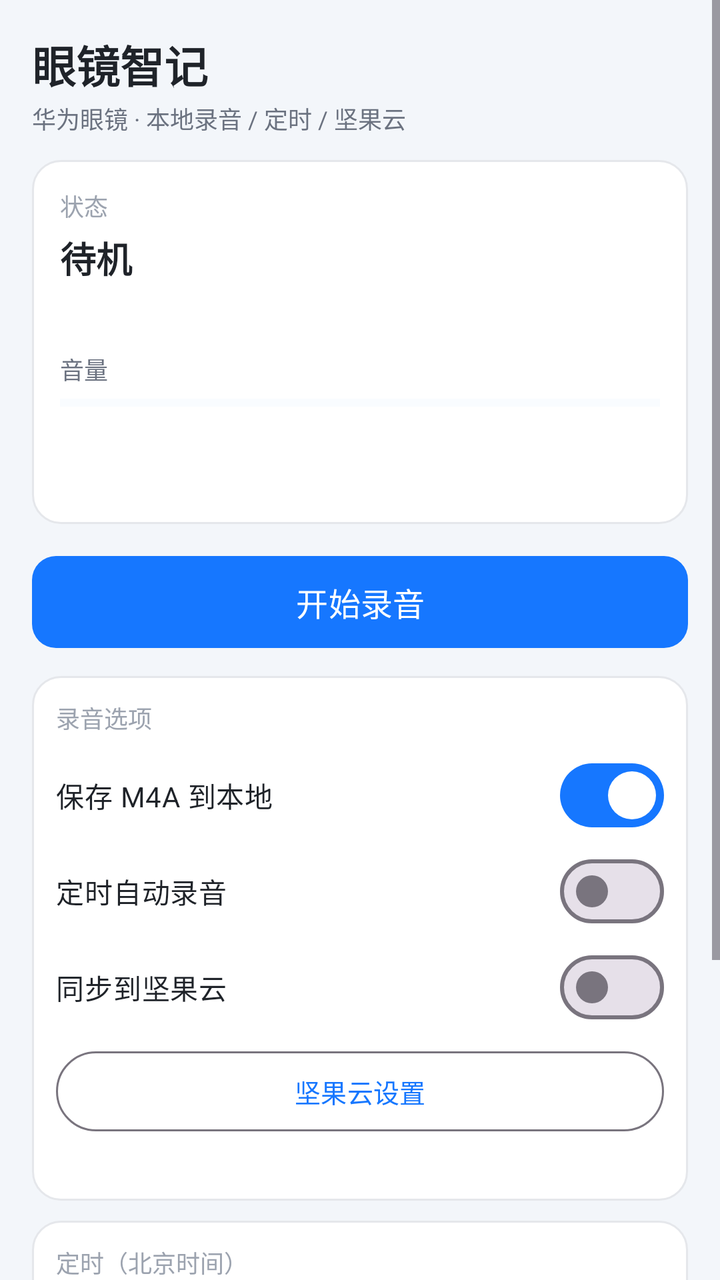
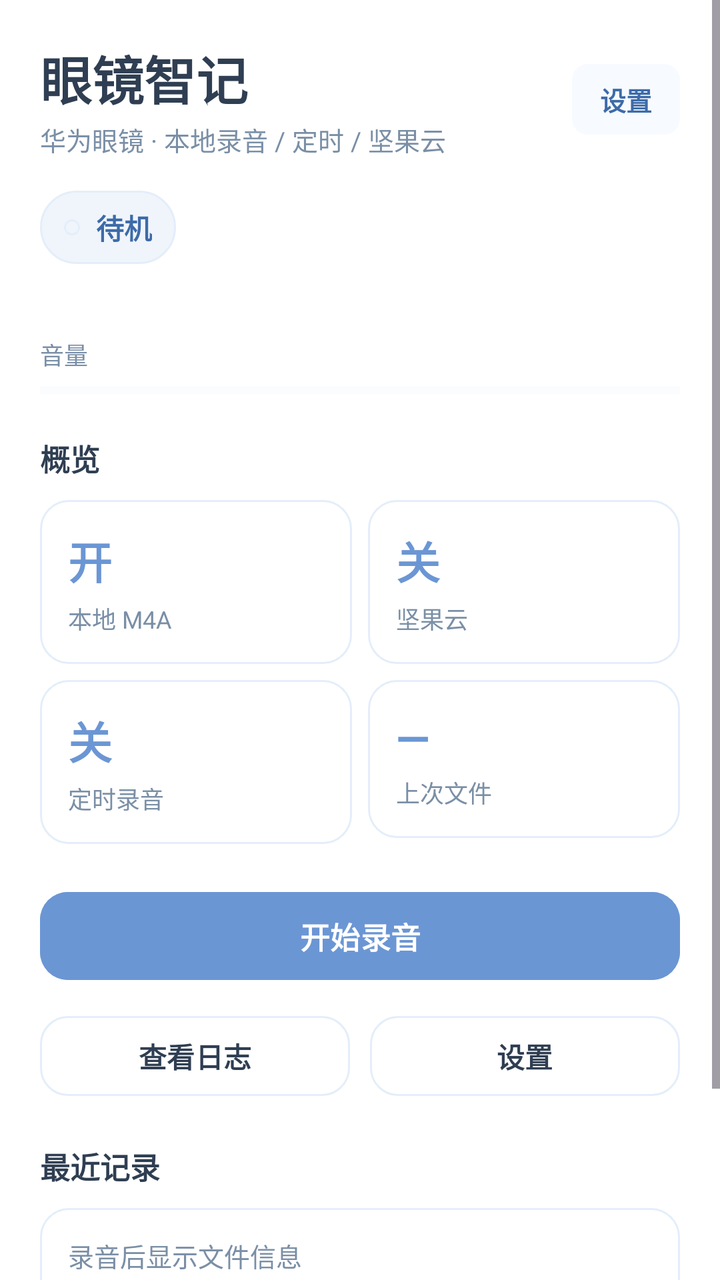

The first picture is an Android layout as it rendered before a commit; the second is the same layout after the commit. The layout source and the unified diff follow.
<!-- AndroidManifest.xml: application theme Theme.EyewearLiveTranscribe -->
<!-- res/layout/activity_main.xml -->
<?xml version="1.0" encoding="utf-8"?>
<ScrollView xmlns:android="http://schemas.android.com/apk/res/android"
    xmlns:app="http://schemas.android.com/apk/res-auto"
    android:layout_width="match_parent"
    android:layout_height="match_parent"
    android:background="@color/bg"
    android:fillViewport="true">

    <LinearLayout
        android:layout_width="match_parent"
        android:layout_height="wrap_content"
        android:orientation="vertical"
        android:padding="16dp"
        android:paddingBottom="28dp">

        <TextView
            android:layout_width="match_parent"
            android:layout_height="wrap_content"
            android:text="@string/app_name"
            android:textColor="@color/text_primary"
            android:textSize="22sp"
            android:textStyle="bold" />

        <TextView
            android:layout_width="match_parent"
            android:layout_height="wrap_content"
            android:layout_marginTop="2dp"
            android:text="华为眼镜 · 本地录音 / 定时 / 坚果云"
            android:textColor="@color/text_secondary"
            android:textSize="12sp" />

        <LinearLayout
            android:layout_width="match_parent"
            android:layout_height="wrap_content"
            android:layout_marginTop="12dp"
            android:background="@drawable/bg_card"
            android:orientation="vertical"
            android:padding="14dp">

            <TextView
                android:layout_width="match_parent"
                android:layout_height="wrap_content"
                android:text="状态"
                android:textColor="@color/text_hint"
                android:textSize="12sp" />

            <TextView
                android:id="@+id/tvStatus"
                android:layout_width="match_parent"
                android:layout_height="wrap_content"
                android:layout_marginTop="4dp"
                android:text="@string/idle"
                android:textColor="@color/text_primary"
                android:textSize="18sp"
                android:textStyle="bold" />

            <TextView
                android:id="@+id/tvChannel"
                android:layout_width="match_parent"
                android:layout_height="wrap_content"
                android:layout_marginTop="6dp"
                android:textColor="@color/accent"
                android:textSize="13sp" />

            <TextView
                android:layout_width="match_parent"
                android:layout_height="wrap_content"
                android:layout_marginTop="10dp"
                android:text="@string/level"
                android:textColor="@color/text_secondary"
                android:textSize="12sp" />

            <ProgressBar
                android:id="@+id/levelBar"
                style="?android:attr/progressBarStyleHorizontal"
                android:layout_width="match_parent"
                android:layout_height="8dp"
                android:layout_marginTop="4dp"
                android:max="100"
                android:progress="0"
                android:progressTint="@color/accent"
                android:progressBackgroundTint="@color/accent_dim" />

            <TextView
                android:id="@+id/tvEngineHint"
                android:layout_width="match_parent"
                android:layout_height="wrap_content"
                android:layout_marginTop="8dp"
                android:textColor="@color/text_secondary"
                android:textSize="12sp" />

            <TextView
                android:id="@+id/tvSync"
                android:layout_width="match_parent"
                android:layout_height="wrap_content"
                android:layout_marginTop="2dp"
                android:textColor="@color/ok"
                android:textSize="12sp" />
        </LinearLayout>

        <com.google.android.material.button.MaterialButton
            android:id="@+id/btnToggle"
            android:layout_width="match_parent"
            android:layout_height="54dp"
            android:layout_marginTop="12dp"
            android:text="@string/start"
            android:textSize="16sp"
            app:cornerRadius="12dp" />

        <LinearLayout
            android:layout_width="match_parent"
            android:layout_height="wrap_content"
            android:layout_marginTop="10dp"
            android:background="@drawable/bg_card"
            android:orientation="vertical"
            android:padding="12dp">

            <TextView
                android:layout_width="match_parent"
                android:layout_height="wrap_content"
                android:text="录音选项"
                android:textColor="@color/text_hint"
                android:textSize="12sp" />

            <com.google.android.material.materialswitch.MaterialSwitch
                android:id="@+id/switchSaveWav"
                android:layout_width="match_parent"
                android:layout_height="wrap_content"
                android:layout_marginTop="6dp"
                android:checked="true"
                android:text="@string/mode_save_wav"
                android:textColor="@color/text_primary"
                android:textSize="14sp" />

            <com.google.android.material.materialswitch.MaterialSwitch
                android:id="@+id/switchSchedule"
                android:layout_width="match_parent"
                android:layout_height="wrap_content"
                android:text="@string/schedule_enable"
                android:textColor="@color/text_primary"
                android:textSize="14sp" />

            <com.google.android.material.materialswitch.MaterialSwitch
                android:id="@+id/switchNutstore"
                android:layout_width="match_parent"
                android:layout_height="wrap_content"
                android:text="@string/nutstore_enable"
                android:textColor="@color/text_primary"
                android:textSize="14sp" />

            <com.google.android.material.button.MaterialButton
                android:id="@+id/btnNutstoreSettings"
                style="@style/Widget.Material3.Button.OutlinedButton"
                android:layout_width="match_parent"
                android:layout_height="wrap_content"
                android:layout_marginTop="4dp"
                android:text="@string/nutstore_settings"
                android:textSize="13sp" />

            <TextView
                android:id="@+id/tvNutstoreHint"
                android:layout_width="match_parent"
                android:layout_height="wrap_content"
                android:layout_marginTop="4dp"
                android:textColor="@color/text_secondary"
                android:textSize="11sp" />
        </LinearLayout>

        <LinearLayout
            android:layout_width="match_parent"
            android:layout_height="wrap_content"
            android:layout_marginTop="10dp"
            android:background="@drawable/bg_card"
            android:orientation="vertical"
            android:padding="12dp">

            <TextView
                android:layout_width="match_parent"
                android:layout_height="wrap_content"
                android:text="@string/schedule_label"
                android:textColor="@color/text_hint"
                android:textSize="12sp" />

            <LinearLayout
                android:id="@+id/rowDays"
                android:layout_width="match_parent"
                android:layout_height="wrap_content"
                android:layout_marginTop="8dp"
                android:orientation="horizontal" />

            <LinearLayout
                android:layout_width="match_parent"
                android:layout_height="wrap_content"
                android:layout_marginTop="8dp"
                android:orientation="horizontal">

                <TextView
                    android:id="@+id/tvStartTime"
                    android:layout_width="0dp"
                    android:layout_height="wrap_content"
                    android:layout_weight="1"
                    android:background="@drawable/bg_chip"
                    android:gravity="center"
                    android:padding="10dp"
                    android:text="开始 08:00"
                    android:textColor="@color/accent"
                    android:textSize="14sp"
                    android:textStyle="bold" />

                <TextView
                    android:id="@+id/tvEndTime"
                    android:layout_width="0dp"
                    android:layout_height="wrap_content"
                    android:layout_marginStart="8dp"
                    android:layout_weight="1"
                    android:background="@drawable/bg_chip"
                    android:gravity="center"
                    android:padding="10dp"
                    android:text="结束 17:00"
                    android:textColor="@color/accent"
                    android:textSize="14sp"
                    android:textStyle="bold" />
            </LinearLayout>

            <TextView
                android:id="@+id/tvScheduleHint"
                android:layout_width="match_parent"
                android:layout_height="wrap_content"
                android:layout_marginTop="6dp"
                android:textColor="@color/text_secondary"
                android:textSize="11sp" />
        </LinearLayout>

        <LinearLayout
            android:layout_width="match_parent"
            android:layout_height="wrap_content"
            android:layout_marginTop="10dp"
            android:background="@drawable/bg_card"
            android:orientation="horizontal"
            android:padding="4dp">

            <com.google.android.material.button.MaterialButton
                android:id="@+id/btnOpenLog"
                style="@style/Widget.Material3.Button.TextButton"
                android:layout_width="0dp"
                android:layout_height="wrap_content"
                android:layout_weight="1"
                android:text="录音日志 →"
                android:textSize="14sp" />
        </LinearLayout>

        <TextView
            android:layout_width="match_parent"
            android:layout_height="wrap_content"
            android:layout_marginTop="10dp"
            android:text="@string/hint_bt"
            android:textColor="@color/text_hint"
            android:textSize="11sp" />
    </LinearLayout>
</ScrollView>
<!-- resources referenced by this layout -->
<resources>
  <color name="accent">#1677FF</color>
  <color name="accent_dim">#E8F3FF</color>
  <color name="bg">#F3F6FA</color>
  <color name="ok">#0F9D58</color>
  <color name="text_hint">#9CA3AF</color>
  <color name="text_primary">#1F2329</color>
  <color name="text_secondary">#6B7280</color>
  <!-- drawable bg_card (drawable) -->
  <?xml version="1.0" encoding="utf-8"?>
  <shape xmlns:android="http://schemas.android.com/apk/res/android" android:shape="rectangle">
      <solid android:color="@color/surface" />
      <corners android:radius="14dp" />
      <stroke android:width="1dp" android:color="@color/border" />
  </shape>
  <!-- drawable bg_chip (drawable) -->
  <?xml version="1.0" encoding="utf-8"?>
  <shape xmlns:android="http://schemas.android.com/apk/res/android" android:shape="rectangle">
      <solid android:color="@color/chip_bg" />
      <corners android:radius="8dp" />
  </shape>
  <string name="app_name">眼镜智记</string>
  <string name="hint_bt">使用前：连接智能眼镜，并打开 设置 → 声音和振动 → 蓝牙设备录音</string>
  <string name="idle">待机</string>
  <string name="level">音量</string>
  <string name="mode_save_wav">保存 M4A 到本地</string>
  <string name="nutstore_enable">同步到坚果云</string>
  <string name="nutstore_settings">坚果云设置</string>
  <string name="schedule_enable">定时自动录音</string>
  <string name="schedule_label">定时（北京时间）</string>
  <string name="start">开始录音</string>
  <style name="Theme.EyewearLiveTranscribe" parent="Theme.Material3.Light.NoActionBar">
          <item name="android:windowBackground">@color/bg</item>
          <item name="colorPrimary">@color/accent</item>
          <item name="colorOnPrimary">@android:color/white</item>
          <item name="colorSurface">@color/surface</item>
          <item name="android:statusBarColor">@color/bg</item>
          <item name="android:windowLightStatusBar">true</item>
      </style>
  <color name="surface">#FFFFFF</color>
  <color name="border">#E5E7EB</color>
  <color name="chip_bg">#EEF2F7</color>
</resources>

<!-- the commit's change to res/layout/activity_main.xml (unified diff, before → after) -->
@@ -3,258 +3,354 @@
     xmlns:app="http://schemas.android.com/apk/res-auto"
     android:layout_width="match_parent"
     android:layout_height="match_parent"
-    android:background="@color/bg"
+    android:background="@color/background"
     android:fillViewport="true">
 
     <LinearLayout
         android:layout_width="match_parent"
         android:layout_height="wrap_content"
         android:orientation="vertical"
-        android:padding="16dp"
+        android:paddingHorizontal="20dp"
+        android:paddingTop="20dp"
         android:paddingBottom="28dp">
 
-        <TextView
-            android:layout_width="match_parent"
-            android:layout_height="wrap_content"
-            android:text="@string/app_name"
-            android:textColor="@color/text_primary"
-            android:textSize="22sp"
-            android:textStyle="bold" />
-
-        <TextView
-            android:layout_width="match_parent"
-            android:layout_height="wrap_content"
-            android:layout_marginTop="2dp"
-            android:text="华为眼镜 · 本地录音 / 定时 / 坚果云"
+        
+        <LinearLayout
+            android:layout_width="match_parent"
+            android:layout_height="wrap_content"
+            android:gravity="center_vertical"
+            android:orientation="horizontal">
+
+            <LinearLayout
+                android:layout_width="0dp"
+                android:layout_height="wrap_content"
+                android:layout_weight="1"
+                android:orientation="vertical">
+
+                <TextView
+                    android:layout_width="wrap_content"
+                    android:layout_height="wrap_content"
+                    android:text="@string/app_name"
+                    android:textColor="@color/text"
+                    android:textSize="26sp"
+                    android:textStyle="bold" />
+
+                <TextView
+                    android:layout_width="wrap_content"
+                    android:layout_height="wrap_content"
+                    android:layout_marginTop="2dp"
+                    android:text="华为眼镜 · 本地录音 / 定时 / 坚果云"
+                    android:textColor="@color/text_secondary"
+                    android:textSize="13sp" />
+            </LinearLayout>
+
+            <TextView
+                android:id="@+id/btnSettings"
+                android:layout_width="wrap_content"
+                android:layout_height="wrap_content"
+                android:background="@drawable/bg_chip"
+                android:paddingHorizontal="14dp"
+                android:paddingVertical="8dp"
+                android:text="@string/open_settings"
+                android:textColor="@color/primary_deep"
+                android:textSize="13sp"
+                android:textStyle="bold" />
+        </LinearLayout>
+
+        
+        <LinearLayout
+            android:id="@+id/capsuleStatus"
+            android:layout_width="wrap_content"
+            android:layout_height="wrap_content"
+            android:layout_marginTop="16dp"
+            android:background="@drawable/bg_status_capsule"
+            android:gravity="center_vertical"
+            android:orientation="horizontal"
+            android:paddingHorizontal="12dp"
+            android:paddingVertical="8dp">
+
+            <View
+                android:id="@+id/dotStatus"
+                android:layout_width="8dp"
+                android:layout_height="8dp"
+                android:background="@drawable/bg_status_capsule" />
+
+            <TextView
+                android:id="@+id/tvStatus"
+                android:layout_width="wrap_content"
+                android:layout_height="wrap_content"
+                android:layout_marginStart="8dp"
+                android:text="@string/idle"
+                android:textColor="@color/primary_deep"
+                android:textSize="14sp"
+                android:textStyle="bold" />
+        </LinearLayout>
+
+        <TextView
+            android:id="@+id/tvChannel"
+            android:layout_width="match_parent"
+            android:layout_height="wrap_content"
+            android:layout_marginTop="8dp"
             android:textColor="@color/text_secondary"
             android:textSize="12sp" />
 
-        <LinearLayout
+        
+        <TextView
             android:layout_width="match_parent"
             android:layout_height="wrap_content"
             android:layout_marginTop="12dp"
+            android:text="音量"
+            android:textColor="@color/text_secondary"
+            android:textSize="12sp" />
+
+        <ProgressBar
+            android:id="@+id/levelBar"
+            style="?android:attr/progressBarStyleHorizontal"
+            android:layout_width="match_parent"
+            android:layout_height="6dp"
+            android:layout_marginTop="6dp"
+            android:max="100"
+            android:progress="0"
+            android:progressTint="@color/primary"
+            android:progressBackgroundTint="#EEF4FB" />
+
+        
+        <TextView
+            android:layout_width="match_parent"
+            android:layout_height="wrap_content"
+            android:layout_marginTop="20dp"
+            android:text="概览"
+            android:textColor="@color/text"
+            android:textSize="15sp"
+            android:textStyle="bold" />
+
+        <LinearLayout
+            android:layout_width="match_parent"
+            android:layout_height="wrap_content"
+            android:layout_marginTop="10dp"
+            android:orientation="horizontal">
+
+            <LinearLayout
+                android:layout_width="0dp"
+                android:layout_height="wrap_content"
+                android:layout_weight="1"
+                android:background="@drawable/bg_card"
+                android:orientation="vertical"
+                android:padding="14dp">
+
+                <TextView
+                    android:id="@+id/tvStatM4a"
+                    android:layout_width="wrap_content"
+                    android:layout_height="wrap_content"
+                    android:text="开"
+                    android:textColor="@color/primary"
+                    android:textSize="22sp"
+                    android:textStyle="bold" />
+
+                <TextView
+                    android:layout_width="wrap_content"
+                    android:layout_height="wrap_content"
+                    android:layout_marginTop="4dp"
+                    android:text="本地 M4A"
+                    android:textColor="@color/text_secondary"
+                    android:textSize="12sp" />
+            </LinearLayout>
+
+            <Space
+                android:layout_width="8dp"
+                android:layout_height="match_parent" />
+
+            <LinearLayout
+                android:layout_width="0dp"
+                android:layout_height="wrap_content"
+                android:layout_weight="1"
+                android:background="@drawable/bg_card"
+                android:orientation="vertical"
+                android:padding="14dp">
+
+                <TextView
+                    android:id="@+id/tvStatSync"
+                    android:layout_width="wrap_content"
+                    android:layout_height="wrap_content"
+                    android:text="关"
+                    android:textColor="@color/primary"
+                    android:textSize="22sp"
+                    android:textStyle="bold" />
+
+                <TextView
+                    android:layout_width="wrap_content"
+                    android:layout_height="wrap_content"
+                    android:layout_marginTop="4dp"
+                    android:text="坚果云"
+                    android:textColor="@color/text_secondary"
+                    android:textSize="12sp" />
+            </LinearLayout>
+        </LinearLayout>
+
+        <LinearLayout
+            android:layout_width="match_parent"
+            android:layout_height="wrap_content"
+            android:layout_marginTop="8dp"
+            android:orientation="horizontal">
+
+            <LinearLayout
+                android:layout_width="0dp"
+                android:layout_height="wrap_content"
+                android:layout_weight="1"
+                android:background="@drawable/bg_card"
+                android:orientation="vertical"
+                android:padding="14dp">
+
+                <TextView
+                    android:id="@+id/tvStatSchedule"
+                    android:layout_width="wrap_content"
+                    android:layout_height="wrap_content"
+                    android:text="关"
+                    android:textColor="@color/primary"
+                    android:textSize="22sp"
+                    android:textStyle="bold" />
+
+                <TextView
+                    android:id="@+id/tvStatScheduleLabel"
+                    android:layout_width="wrap_content"
+                    android:layout_height="wrap_content"
+                    android:layout_marginTop="4dp"
+                    android:text="定时录音"
+                    android:textColor="@color/text_secondary"
+                    android:textSize="12sp" />
+            </LinearLayout>
+
+            <Space
+                android:layout_width="8dp"
+                android:layout_height="match_parent" />
+
+            <LinearLayout
+                android:layout_width="0dp"
+                android:layout_height="wrap_content"
+                android:layout_weight="1"
+                android:background="@drawable/bg_card"
+                android:orientation="vertical"
+                android:padding="14dp">
+
+                <TextView
+                    android:id="@+id/tvStatLast"
+                    android:layout_width="wrap_content"
+                    android:layout_height="wrap_content"
+                    android:text="—"
+                    android:textColor="@color/primary"
+                    android:textSize="22sp"
+                    android:textStyle="bold" />
+
+                <TextView
+                    android:layout_width="wrap_content"
+                    android:layout_height="wrap_content"
+                    android:layout_marginTop="4dp"
+                    android:text="上次文件"
+                    android:textColor="@color/text_secondary"
+                    android:textSize="12sp" />
+            </LinearLayout>
+        </LinearLayout>
+
+        
+        <com.google.android.material.button.MaterialButton
+            android:id="@+id/btnToggle"
+            android:layout_width="match_parent"
+            android:layout_height="52dp"
+            android:layout_marginTop="20dp"
+            android:backgroundTint="@color/primary"
+            android:text="@string/start"
+            android:textColor="@color/on_primary"
+            android:textSize="15sp"
+            android:textStyle="bold"
+            app:cornerRadius="14dp" />
+
+        
+        <LinearLayout
+            android:layout_width="match_parent"
+            android:layout_height="wrap_content"
+            android:layout_marginTop="10dp"
+            android:orientation="horizontal">
+
+            <com.google.android.material.button.MaterialButton
+                android:id="@+id/btnOpenLog"
+                style="@style/Widget.Material3.Button.OutlinedButton"
+                android:layout_width="0dp"
+                android:layout_height="48dp"
+                android:layout_weight="1"
+                android:text="@string/view_log"
+                android:textColor="@color/text"
+                android:textSize="14sp"
+                android:textStyle="bold"
+                app:cornerRadius="14dp"
+                app:strokeColor="@color/border" />
+
+            <Space
+                android:layout_width="10dp"
+                android:layout_height="match_parent" />
+
+            <com.google.android.material.button.MaterialButton
+                android:id="@+id/btnOpenSettings"
+                style="@style/Widget.Material3.Button.OutlinedButton"
+                android:layout_width="0dp"
+                android:layout_height="48dp"
+                android:layout_weight="1"
+                android:text="@string/settings_title"
+                android:textColor="@color/text"
+                android:textSize="14sp"
+                android:textStyle="bold"
+                app:cornerRadius="14dp"
+                app:strokeColor="@color/border" />
+        </LinearLayout>
+
+        
+        <TextView
+            android:layout_width="match_parent"
+            android:layout_height="wrap_content"
+            android:layout_marginTop="20dp"
+            android:text="最近记录"
+            android:textColor="@color/text"
+            android:textSize="15sp"
+            android:textStyle="bold" />
+
+        <LinearLayout
+            android:layout_width="match_parent"
+            android:layout_height="wrap_content"
+            android:layout_marginTop="10dp"
             android:background="@drawable/bg_card"
             android:orientation="vertical"
             android:padding="14dp">
 
             <TextView
-                android:layout_width="match_parent"
-                android:layout_height="wrap_content"
-                android:text="状态"
-                android:textColor="@color/text_hint"
-                android:textSize="12sp" />
-
-            <TextView
-                android:id="@+id/tvStatus"
-                android:layout_width="match_parent"
-                android:layout_height="wrap_content"
-                android:layout_marginTop="4dp"
-                android:text="@string/idle"
-                android:textColor="@color/text_primary"
-                android:textSize="18sp"
-                android:textStyle="bold" />
-
-            <TextView
-                android:id="@+id/tvChannel"
-                android:layout_width="match_parent"
-                android:layout_height="wrap_content"
-                android:layout_marginTop="6dp"
-                android:textColor="@color/accent"
-                android:textSize="13sp" />
-
-            <TextView
-                android:layout_width="match_parent"
-                android:layout_height="wrap_content"
-                android:layout_marginTop="10dp"
-                android:text="@string/level"
-                android:textColor="@color/text_secondary"
-                android:textSize="12sp" />
-
-            <ProgressBar
-                android:id="@+id/levelBar"
-                style="?android:attr/progressBarStyleHorizontal"
-                android:layout_width="match_parent"
-                android:layout_height="8dp"
-                android:layout_marginTop="4dp"
-                android:max="100"
-                android:progress="0"
-                android:progressTint="@color/accent"
-                android:progressBackgroundTint="@color/accent_dim" />
-
-            <TextView
                 android:id="@+id/tvEngineHint"
                 android:layout_width="match_parent"
                 android:layout_height="wrap_content"
-                android:layout_marginTop="8dp"
+                android:text="录音后显示文件信息"
                 android:textColor="@color/text_secondary"
-                android:textSize="12sp" />
+                android:textSize="13sp" />
 
             <TextView
                 android:id="@+id/tvSync"
                 android:layout_width="match_parent"
                 android:layout_height="wrap_content"
-                android:layout_marginTop="2dp"
-                android:textColor="@color/ok"
+                android:layout_marginTop="4dp"
+                android:textColor="@color/primary_deep"
                 android:textSize="12sp" />
-        </LinearLayout>
-
-        <com.google.android.material.button.MaterialButton
-            android:id="@+id/btnToggle"
-            android:layout_width="match_parent"
-            android:layout_height="54dp"
-            android:layout_marginTop="12dp"
-            android:text="@string/start"
-            android:textSize="16sp"
-            app:cornerRadius="12dp" />
-
-        <LinearLayout
-            android:layout_width="match_parent"
-            android:layout_height="wrap_content"
-            android:layout_marginTop="10dp"
-            android:background="@drawable/bg_card"
-            android:orientation="vertical"
-            android:padding="12dp">
-
-            <TextView
+
+            <TextView
+                android:id="@+id/tvLastPath"
                 android:layout_width="match_parent"
                 android:layout_height="wrap_content"
-                android:text="录音选项"
-                android:textColor="@color/text_hint"
-                android:textSize="12sp" />
-
-            <com.google.android.material.materialswitch.MaterialSwitch
-                android:id="@+id/switchSaveWav"
-                android:layout_width="match_parent"
-                android:layout_height="wrap_content"
                 android:layout_marginTop="6dp"
-                android:checked="true"
-                android:text="@string/mode_save_wav"
-                android:textColor="@color/text_primary"
-                android:textSize="14sp" />
-
-            <com.google.android.material.materialswitch.MaterialSwitch
-                android:id="@+id/switchSchedule"
-                android:layout_width="match_parent"
-                android:layout_height="wrap_content"
-                android:text="@string/schedule_enable"
-                android:textColor="@color/text_primary"
-                android:textSize="14sp" />
-
-            <com.google.android.material.materialswitch.MaterialSwitch
-                android:id="@+id/switchNutstore"
-                android:layout_width="match_parent"
-                android:layout_height="wrap_content"
-                android:text="@string/nutstore_enable"
-                android:textColor="@color/text_primary"
-                android:textSize="14sp" />
-
-            <com.google.android.material.button.MaterialButton
-                android:id="@+id/btnNutstoreSettings"
-                style="@style/Widget.Material3.Button.OutlinedButton"
-                android:layout_width="match_parent"
-                android:layout_height="wrap_content"
-                android:layout_marginTop="4dp"
-                android:text="@string/nutstore_settings"
-                android:textSize="13sp" />
-
-            <TextView
-                android:id="@+id/tvNutstoreHint"
-                android:layout_width="match_parent"
-                android:layout_height="wrap_content"
-                android:layout_marginTop="4dp"
-                android:textColor="@color/text_secondary"
+                android:textColor="@color/text_muted"
                 android:textSize="11sp" />
         </LinearLayout>
 
-        <LinearLayout
-            android:layout_width="match_parent"
-            android:layout_height="wrap_content"
-            android:layout_marginTop="10dp"
-            android:background="@drawable/bg_card"
-            android:orientation="vertical"
-            android:padding="12dp">
-
-            <TextView
-                android:layout_width="match_parent"
-                android:layout_height="wrap_content"
-                android:text="@string/schedule_label"
-                android:textColor="@color/text_hint"
-                android:textSize="12sp" />
-
-            <LinearLayout
-                android:id="@+id/rowDays"
-                android:layout_width="match_parent"
-                android:layout_height="wrap_content"
-                android:layout_marginTop="8dp"
-                android:orientation="horizontal" />
-
-            <LinearLayout
-                android:layout_width="match_parent"
-                android:layout_height="wrap_content"
-                android:layout_marginTop="8dp"
-                android:orientation="horizontal">
-
-                <TextView
-                    android:id="@+id/tvStartTime"
-                    android:layout_width="0dp"
-                    android:layout_height="wrap_content"
-                    android:layout_weight="1"
-                    android:background="@drawable/bg_chip"
-                    android:gravity="center"
-                    android:padding="10dp"
-                    android:text="开始 08:00"
-                    android:textColor="@color/accent"
-                    android:textSize="14sp"
-                    android:textStyle="bold" />
-
-                <TextView
-                    android:id="@+id/tvEndTime"
-                    android:layout_width="0dp"
-                    android:layout_height="wrap_content"
-                    android:layout_marginStart="8dp"
-                    android:layout_weight="1"
-                    android:background="@drawable/bg_chip"
-                    android:gravity="center"
-                    android:padding="10dp"
-                    android:text="结束 17:00"
-                    android:textColor="@color/accent"
-                    android:textSize="14sp"
-                    android:textStyle="bold" />
-            </LinearLayout>
-
-            <TextView
-                android:id="@+id/tvScheduleHint"
-                android:layout_width="match_parent"
-                android:layout_height="wrap_content"
-                android:layout_marginTop="6dp"
-                android:textColor="@color/text_secondary"
-                android:textSize="11sp" />
-        </LinearLayout>
-
-        <LinearLayout
-            android:layout_width="match_parent"
-            android:layout_height="wrap_content"
-            android:layout_marginTop="10dp"
-            android:background="@drawable/bg_card"
-            android:orientation="horizontal"
-            android:padding="4dp">
-
-            <com.google.android.material.button.MaterialButton
-                android:id="@+id/btnOpenLog"
-                style="@style/Widget.Material3.Button.TextButton"
-                android:layout_width="0dp"
-                android:layout_height="wrap_content"
-                android:layout_weight="1"
-                android:text="录音日志 →"
-                android:textSize="14sp" />
-        </LinearLayout>
-
-        <TextView
-            android:layout_width="match_parent"
-            android:layout_height="wrap_content"
-            android:layout_marginTop="10dp"
+        <TextView
+            android:layout_width="match_parent"
+            android:layout_height="wrap_content"
+            android:layout_marginTop="16dp"
             android:text="@string/hint_bt"
-            android:textColor="@color/text_hint"
+            android:textColor="@color/text_muted"
             android:textSize="11sp" />
     </LinearLayout>
 </ScrollView>
<!-- resource entries referenced after the edit -->
@@ -1,12 +1,13 @@
 <!-- resources referenced by this layout -->
 <resources>
-  <color name="accent">#1677FF</color>
-  <color name="accent_dim">#E8F3FF</color>
-  <color name="bg">#F3F6FA</color>
-  <color name="ok">#0F9D58</color>
-  <color name="text_hint">#9CA3AF</color>
-  <color name="text_primary">#1F2329</color>
-  <color name="text_secondary">#6B7280</color>
+  <color name="background">#FFFFFF</color>
+  <color name="border">#E4EEFA</color>
+  <color name="on_primary">#FFFFFF</color>
+  <color name="primary">#6B96D4</color>
+  <color name="primary_deep">#3D6BA8</color>
+  <color name="text">#2F3E52</color>
+  <color name="text_muted">#A8B8C8</color>
+  <color name="text_secondary">#7A8FA6</color>
   <!-- drawable bg_card (drawable) -->
   <?xml version="1.0" encoding="utf-8"?>
   <shape xmlns:android="http://schemas.android.com/apk/res/android" android:shape="rectangle">
@@ -20,26 +21,30 @@
       <solid android:color="@color/chip_bg" />
       <corners android:radius="8dp" />
   </shape>
+  <!-- drawable bg_status_capsule (drawable) -->
+  <?xml version="1.0" encoding="utf-8"?>
+  <shape xmlns:android="http://schemas.android.com/apk/res/android" android:shape="rectangle">
+      <solid android:color="#F0F5FB" />
+      <corners android:radius="999dp" />
+      <stroke android:width="1dp" android:color="@color/border" />
+  </shape>
   <string name="app_name">眼镜智记</string>
-  <string name="hint_bt">使用前：连接智能眼镜，并打开 设置 → 声音和振动 → 蓝牙设备录音</string>
+  <string name="hint_bt">连接智能眼镜后使用：设置 → 声音和振动 → 蓝牙设备录音</string>
   <string name="idle">待机</string>
-  <string name="level">音量</string>
-  <string name="mode_save_wav">保存 M4A 到本地</string>
-  <string name="nutstore_enable">同步到坚果云</string>
-  <string name="nutstore_settings">坚果云设置</string>
-  <string name="schedule_enable">定时自动录音</string>
-  <string name="schedule_label">定时（北京时间）</string>
+  <string name="open_settings">设置</string>
+  <string name="settings_title">设置</string>
   <string name="start">开始录音</string>
+  <string name="view_log">查看日志</string>
   <style name="Theme.EyewearLiveTranscribe" parent="Theme.Material3.Light.NoActionBar">
-          <item name="android:windowBackground">@color/bg</item>
-          <item name="colorPrimary">@color/accent</item>
-          <item name="colorOnPrimary">@android:color/white</item>
+          <item name="android:windowBackground">@color/background</item>
+          <item name="colorPrimary">@color/primary</item>
+          <item name="colorOnPrimary">@color/on_primary</item>
           <item name="colorSurface">@color/surface</item>
-          <item name="android:statusBarColor">@color/bg</item>
+          <item name="android:statusBarColor">@color/background</item>
           <item name="android:windowLightStatusBar">true</item>
+          <item name="android:navigationBarColor">@color/background</item>
       </style>
   <color name="surface">#FFFFFF</color>
-  <color name="border">#E5E7EB</color>
-  <color name="chip_bg">#EEF2F7</color>
+  <color name="chip_bg">#F7FAFF</color>
 </resources>
 
